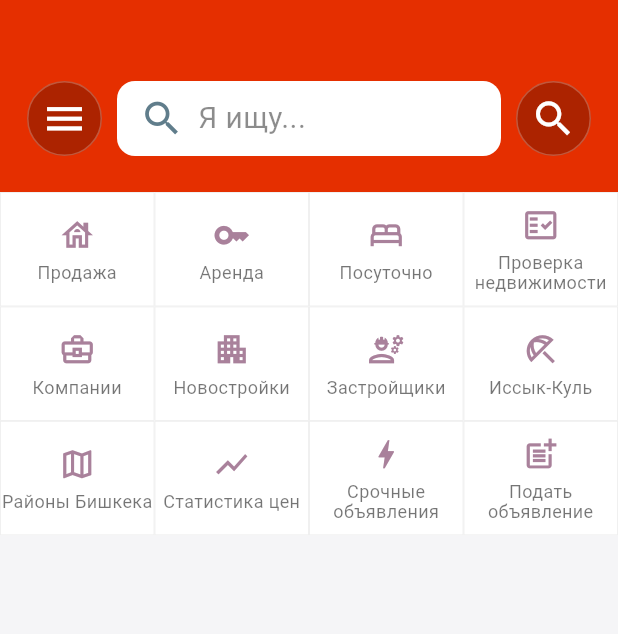
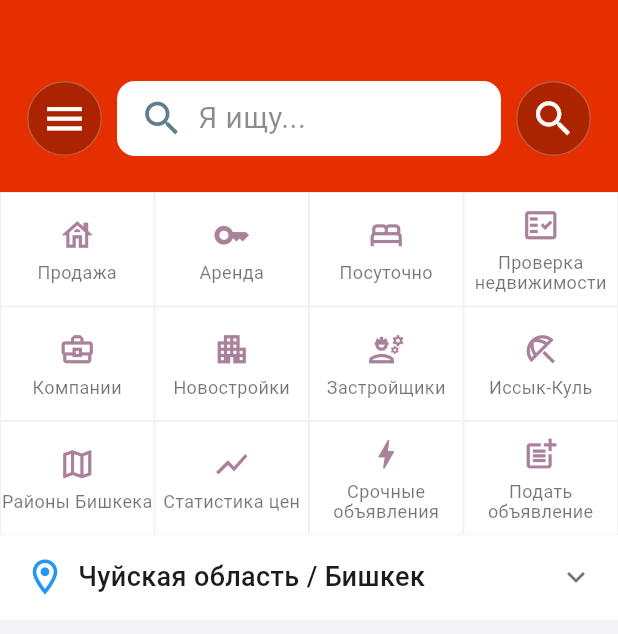
Before and after one commit to edzen12/house_kg, a Flutter app: the screen it shows after launch, on a phone screen of 412 x 824 dp. Shown: the top 634 px of the screen. Run offline on Flutter 3.47's test engine with Material 3 defaults, Android fonts, the phone set to English and light mode, and no system bars.

Commit message:
location

```diff
--- a/lib/main.dart
+++ b/lib/main.dart
@@ -29,11 +29,7 @@ class HomeScreen extends StatelessWidget {
         child: SafeArea(
           top: false,
           child: Column(
-            children: [
-              _topSection(),
-              _categoriesSection(),
-              // _locationSection(),
-            ],
+            children: [_topSection(), _categoriesSection(), _locationSection()],
           ),
         ),
       ),
@@ -151,3 +147,24 @@ Widget _categoriesSection() {
     ),
   );
 }
+
+Widget _locationSection() {
+  return Container(
+    width: double.infinity,
+    color: Colors.white,
+    padding: EdgeInsets.symmetric(horizontal: 16, vertical: 14),
+    child: Row(
+      children: [
+        Icon(Icons.location_on_outlined, color: Colors.blue, size: 28),
+        SizedBox(width: 8),
+        Expanded(
+          child: Text(
+            'Чуйская область / Бишкек',
+            style: TextStyle(fontSize: 18, fontWeight: FontWeight.w500),
+          ),
+        ),
+        Icon(Icons.keyboard_arrow_down, color: Colors.black54),
+      ],
+    ),
+  );
+}
```
